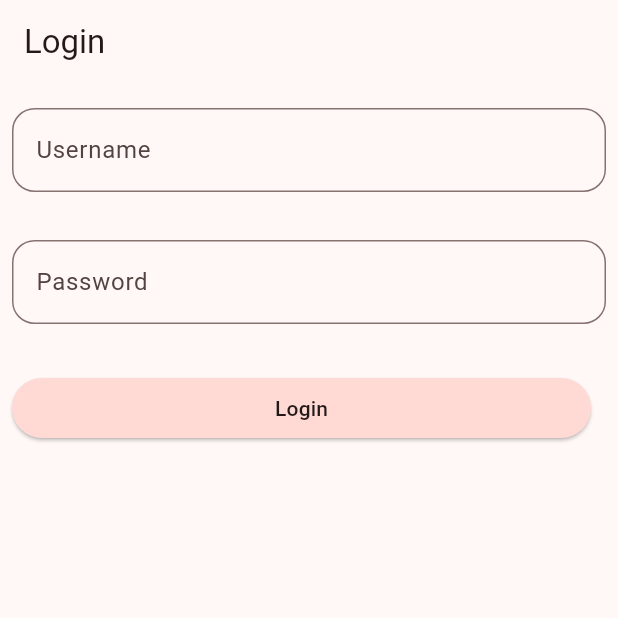
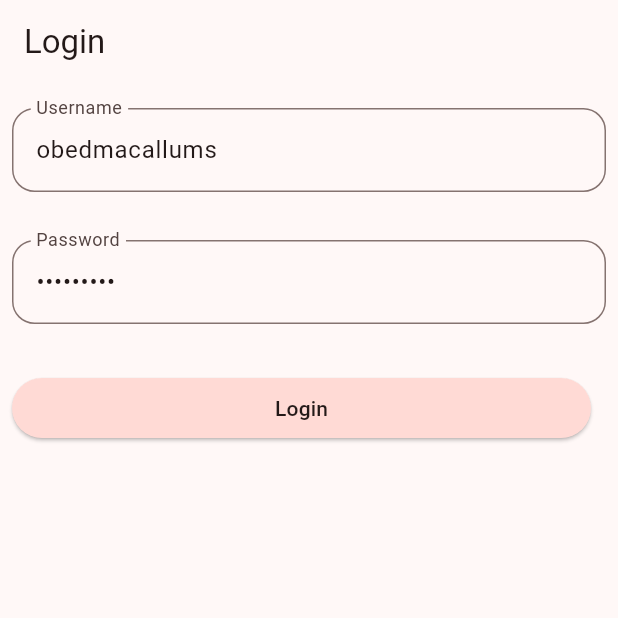
Before and after one commit to geocomchile/check_maintain_frontend, a Flutter app: the screen it shows after launch, on a phone screen of 412 x 824 dp, the top half of it. Run offline on Flutter 3.47's test engine with Material 3 defaults, Android fonts, the light colour scheme and no system bars; our stand-ins replace dio, file_picker, flutter_dotenv, get, image_picker; accounts and stored records are empty.

Commit message:
Update username and password text fields in login screen

```diff
--- a/lib/presentation/screens/auth/login_screen.dart
+++ b/lib/presentation/screens/auth/login_screen.dart
@@ -25,8 +25,8 @@ class MyCustomForm extends StatefulWidget {
 }
 
 class _MyCustomFormState extends State<MyCustomForm> {
-  final TextEditingController usernameController = TextEditingController();
-  final TextEditingController passwordController = TextEditingController();
+  final TextEditingController usernameController = TextEditingController(text: 'obedmacallums');
+  final TextEditingController passwordController = TextEditingController(text: "O12345678");
 
   @override
   void dispose() {
```
